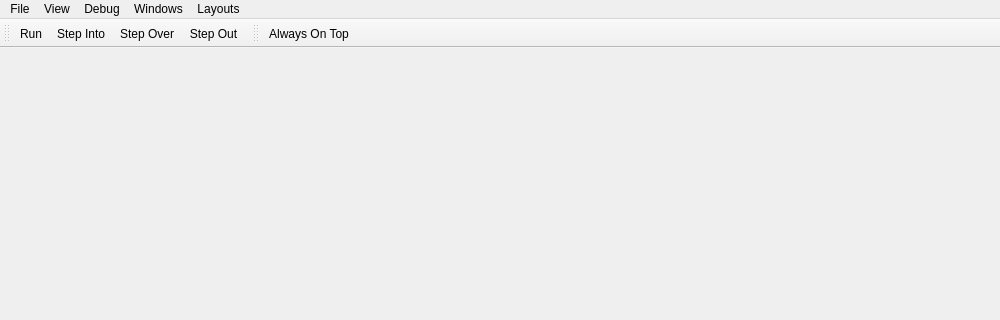
First picture: the form in pcsx2-qt/Debugger/DebuggerWindow.ui, repository PCSX2/pcsx2, before the edit; both pictures show x 0 to 1000 and y 0 to 320 of the 1000 by 750 pixel window.
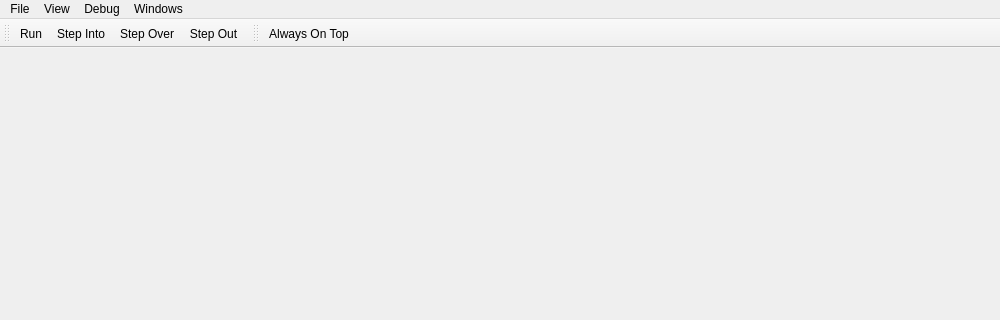
Second picture: the form after the edit. Icons and pictures are not drawn.

Commit message: Debugger: Add support for multiple UI layouts

The edit to the form file:
```diff
--- a/pcsx2-qt/Debugger/DebuggerWindow.ui
+++ b/pcsx2-qt/Debugger/DebuggerWindow.ui
@@ -77,11 +77,6 @@
      <string>Windows</string>
     </property>
    </widget>
-   <widget class="QMenu" name="menuLayouts">
-    <property name="title">
-     <string>Layouts</string>
-    </property>
-   </widget>
    <widget class="QMenu" name="menuView">
     <property name="title">
      <string>View</string>
@@ -92,7 +87,6 @@
    <addaction name="menuView"/>
    <addaction name="menuDebug"/>
    <addaction name="menuWindows"/>
-   <addaction name="menuLayouts"/>
   </widget>
   <widget class="QToolBar" name="viewToolBar">
    <property name="windowTitle">
```
The commit also changes 26 other files.
